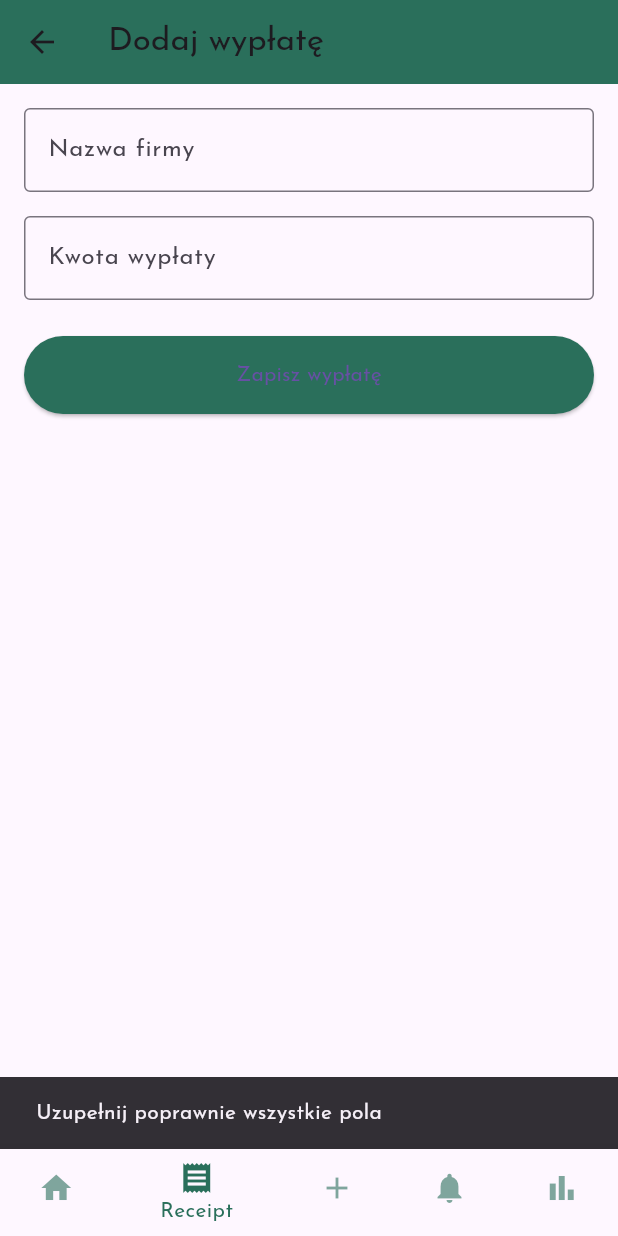
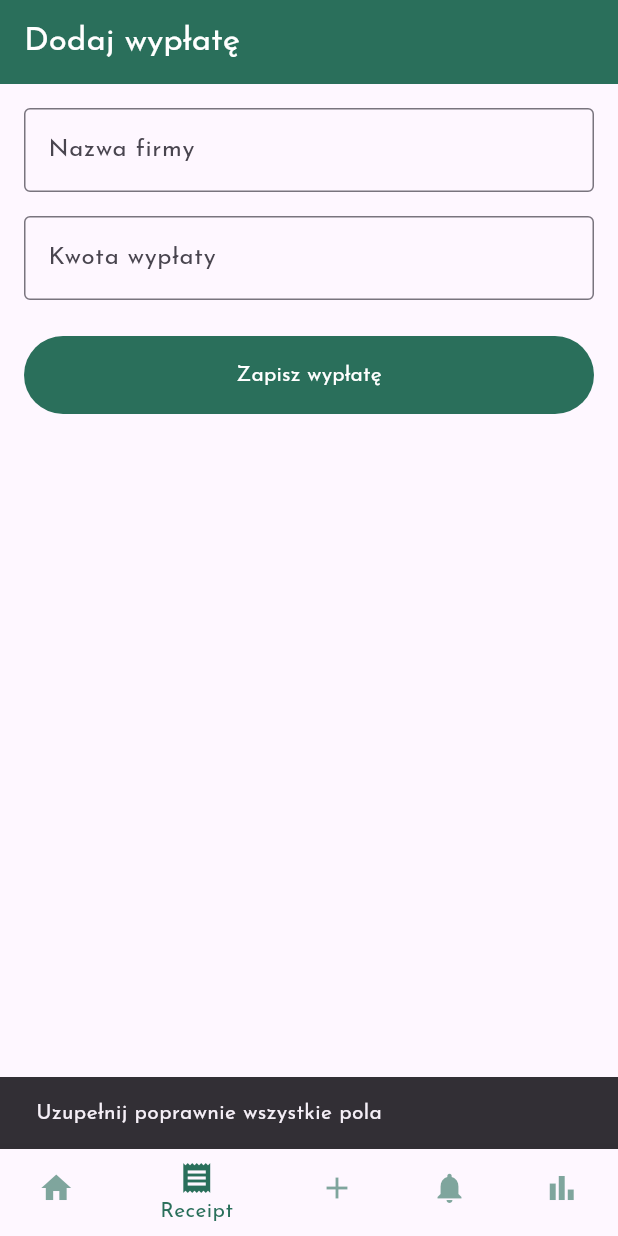
Before and after one commit to newbadstyle/finanse, a Flutter app: the BalancePage screen opened directly, item 2 of the bottom bar chosen, after a tap on "Zapisz wypłatę", on a phone screen of 412 x 824 dp. Run offline on Flutter 3.47's test engine with Material 3 defaults, Android fonts, the light colour scheme and no system bars; our stand-ins replace firebase_auth, firebase_core, firebase_database, lottie; accounts and stored records are empty.

Commit message:
feat: Integrate Firebase for salary submission and enhance UI in ReceiptPage

```diff
--- a/lib/balance_page.dart
+++ b/lib/balance_page.dart
@@ -1,6 +1,9 @@
 import 'package:finanse/app/auth_service.dart';
 import 'package:flutter/material.dart';
 import 'package:intl/intl.dart';
+import 'package:firebase_auth/firebase_auth.dart';
+import 'package:firebase_database/firebase_database.dart';
+
 import 'add_expense_page.dart';
 import 'reminder_page.dart';
 import 'shopping_page.dart';
@@ -40,7 +43,9 @@ class _BalancePageState extends State<BalancePage> {
   int _selectedIndex = 0;
   List<Expense> expenses = [];
   List<Salary> salaries = [];
-  final GlobalKey<NavigatorState> _navigatorKey = GlobalKey<NavigatorState>();
+
+  late DatabaseReference paymentsRef;
+  Stream<DatabaseEvent>? paymentsStream;
 
   double get totalBalance {
     final totalExpenses = expenses.fold(0.0, (sum, e) => sum - e.amount);
@@ -48,8 +53,49 @@ class _BalancePageState extends State<BalancePage> {
     return totalExpenses + totalSalaries;
   }
 
+  @override
+  void initState() {
+    super.initState();
+
+    final user = FirebaseAuth.instance.currentUser;
+    if (user != null) {
+      paymentsRef = FirebaseDatabase.instance
+          .ref()
+          .child('payments')
+          .child(user.uid);
+
+      paymentsStream = paymentsRef.onValue;
+
+      paymentsStream!.listen((DatabaseEvent event) {
+        final data = event.snapshot.value as Map<dynamic, dynamic>?;
+
+        List<Salary> newSalaries = [];
+
+        if (data != null) {
+          data.forEach((key, value) {
+            final company = value['company'] as String? ?? '';
+            final amount = value['amount'] as num? ?? 0;
+            final date = value['date'] as String? ?? '';
+
+            newSalaries.add(
+              Salary(company: company, amount: amount.toDouble(), date: date),
+            );
+          });
+        }
+
+        setState(() {
+          salaries = newSalaries;
+        });
+      });
+    }
+  }
+
   Future<void> _signOut(BuildContext context) async {
     await authService.value.signOut();
+    setState(() {
+      salaries.clear();
+      expenses.clear();
+    });
     if (mounted) {
       Navigator.pushReplacement(
         context,
@@ -63,15 +109,10 @@ class _BalancePageState extends State<BalancePage> {
       _selectedIndex = index;
     });
 
-    _navigatorKey.currentState?.push(
-      MaterialPageRoute(builder: (context) => _getSelectedPage()),
-    );
-  }
-
-  void _addSalary(Salary salary) {
-    setState(() {
-      salaries.add(salary);
-    });
+    // Jeśli chcesz nawigować w navigatorze - inaczej możesz usunąć ten fragment
+    //_navigatorKey.currentState?.push(
+    //  MaterialPageRoute(builder: (context) => _getSelectedPage()),
+    //);
   }
 
   Widget _getSelectedPage() {
@@ -132,7 +173,12 @@ class _BalancePageState extends State<BalancePage> {
           ],
         ),
       ),
-      1: ReceiptPage(onAddSalary: _addSalary),
+      1: ReceiptPage(
+        onAddSalary: (salary) {
+          // Możesz usunąć tę funkcję lub zostawić pustą,
+          // bo teraz dane ładują się z Firebase na żywo
+        },
+      ),
       2: AddExpensePage(
         onSave: (expense) {
           setState(() {
@@ -149,16 +195,7 @@ class _BalancePageState extends State<BalancePage> {
 
   @override
   Widget build(BuildContext context) {
-    return WillPopScope(
-      onWillPop: () async {
-        if (_navigatorKey.currentState != null &&
-            _navigatorKey.currentState!.canPop()) {
-          _navigatorKey.currentState!.pop();
-          return false;
-        }
-        return true;
-      },
-      child: Scaffold(
+    return Scaffold(
       appBar:
           _selectedIndex == 0
               ? AppBar(
@@ -166,6 +203,8 @@ class _BalancePageState extends State<BalancePage> {
                 centerTitle: true,
                 title: const Text('Stan Konta'),
                 backgroundColor: const Color(0xFF2A6F5B),
+                foregroundColor: Colors.white,
+                elevation: 0,
                 actions: [
                   IconButton(
                     icon: const Icon(Icons.logout),
@@ -174,35 +213,23 @@ class _BalancePageState extends State<BalancePage> {
                 ],
               )
               : null,
-        body: Navigator(
-          key: _navigatorKey,
-          onGenerateRoute: (settings) {
-            return MaterialPageRoute(builder: (context) => _getSelectedPage());
-          },
-        ),
+      body: _getSelectedPage(),
       bottomNavigationBar: BottomNavigationBar(
         items: const [
           BottomNavigationBarItem(icon: Icon(Icons.home), label: 'Home'),
-            BottomNavigationBarItem(
-              icon: Icon(Icons.receipt),
-              label: 'Receipt',
-            ),
+          BottomNavigationBarItem(icon: Icon(Icons.receipt), label: 'Receipt'),
           BottomNavigationBarItem(icon: Icon(Icons.add), label: 'Add'),
           BottomNavigationBarItem(
             icon: Icon(Icons.notifications),
             label: 'Reminder',
           ),
-            BottomNavigationBarItem(
-              icon: Icon(Icons.bar_chart),
-              label: 'Stats',
-            ),
+          BottomNavigationBarItem(icon: Icon(Icons.bar_chart), label: 'Stats'),
         ],
         currentIndex: _selectedIndex,
         selectedItemColor: const Color(0xFF2A6F5B),
         unselectedItemColor: const Color(0xFF2A6F5B).withOpacity(0.6),
         onTap: _onItemTapped,
       ),
-      ),
     );
   }
 }
--- a/lib/receipt_page.dart
+++ b/lib/receipt_page.dart
@@ -1,5 +1,7 @@
 import 'package:flutter/material.dart';
 import 'balance_page.dart';
+import 'package:firebase_auth/firebase_auth.dart';
+import 'package:firebase_database/firebase_database.dart';
 
 class ReceiptPage extends StatefulWidget {
   final Function(Salary) onAddSalary;
@@ -14,24 +16,48 @@ class _ReceiptPageState extends State<ReceiptPage> {
   final TextEditingController _amountController = TextEditingController();
   final TextEditingController _companyController = TextEditingController();
 
-  void _submitSalary() {
+  void _submitSalary() async {
     final amount = double.tryParse(_amountController.text);
     final company = _companyController.text.trim();
     final date = DateTime.now().toIso8601String();
 
     if (amount != null && company.isNotEmpty) {
-      final salary = Salary(company: company, amount: amount, date: date);
-      widget.onAddSalary(salary);
+      try {
+        final user = FirebaseAuth.instance.currentUser;
+        if (user == null) {
+          ScaffoldMessenger.of(context).showSnackBar(
+            const SnackBar(content: Text('Nie jesteś zalogowany')),
+          );
+          return;
+        }
 
-      ScaffoldMessenger.of(
-        context,
-      ).showSnackBar(const SnackBar(content: Text('Wypłata zapisana')));
+        final ref = FirebaseDatabase.instance
+            .ref()
+            .child('payments')
+            .child(user.uid);
+        final newSalaryRef = ref.push();
 
-      Future.delayed(const Duration(seconds: 1), () {
-        if (Navigator.canPop(context)) {
-          Navigator.pop(context);
-        }
-      });
+        await newSalaryRef.set({
+          'company': company,
+          'amount': amount,
+          'date': date,
+        });
+
+        // Ukryj klawiaturę
+        FocusScope.of(context).unfocus();
+
+        // Wyczyść pola
+        _companyController.clear();
+        _amountController.clear();
+
+        ScaffoldMessenger.of(
+          context,
+        ).showSnackBar(const SnackBar(content: Text('Wypłata zapisana')));
+      } catch (e) {
+        ScaffoldMessenger.of(
+          context,
+        ).showSnackBar(SnackBar(content: Text('Błąd zapisu: $e')));
+      }
     } else {
       ScaffoldMessenger.of(context).showSnackBar(
         const SnackBar(content: Text('Uzupełnij poprawnie wszystkie pola')),
@@ -45,6 +71,8 @@ class _ReceiptPageState extends State<ReceiptPage> {
       appBar: AppBar(
         title: const Text("Dodaj wypłatę"),
         backgroundColor: const Color(0xFF2A6F5B),
+        foregroundColor: Colors.white,
+        elevation: 0,
       ),
       body: Padding(
         padding: const EdgeInsets.all(16.0),
@@ -73,6 +101,8 @@ class _ReceiptPageState extends State<ReceiptPage> {
                 onPressed: _submitSalary,
                 style: ElevatedButton.styleFrom(
                   backgroundColor: const Color(0xFF2A6F5B),
+                  foregroundColor: Colors.white,
+                  elevation: 0,
                   padding: const EdgeInsets.symmetric(vertical: 16),
                 ),
                 child: const Text('Zapisz wypłatę'),
```
Lines whose indentation alone changed are shown as unchanged.
